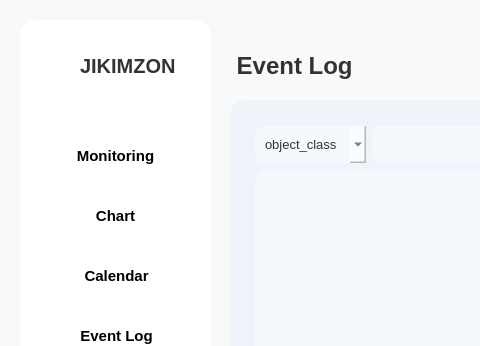
First picture: the form in test_gui/mainwindow.ui, repository VEDA-tmpa/JIKIMZON_Qt, before the edit; both pictures show x 0 to 480 and y 0 to 346 of the 1400 by 750 pixel window.
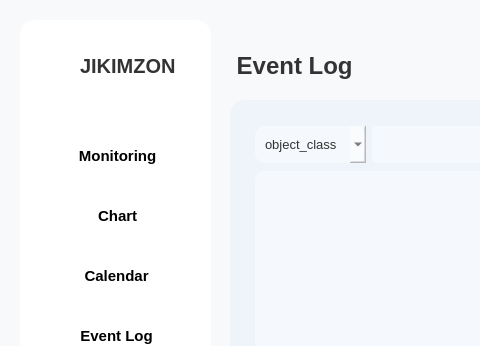
Second picture: the form after the edit. The open tabs and pages were chosen to show the change. Icons and pictures are not drawn.

Commit message: fix: 테이블뷰 확장

```diff
--- a/test_gui/mainwindow.ui
+++ b/test_gui/mainwindow.ui
@@ -92,7 +92,7 @@
 </string>
      </property>
      <property name="text">
-      <string>Monitoring</string>
+      <string> Monitoring</string>
      </property>
      <property name="icon">
       <iconset>
@@ -126,7 +126,7 @@
 </string>
      </property>
      <property name="text">
-      <string>Chart</string>
+      <string> Chart</string>
      </property>
      <property name="icon">
       <iconset>
```
Left out of the diff: 7 changed lines with no effect on the pictures. The commit also changes 1 other file.
